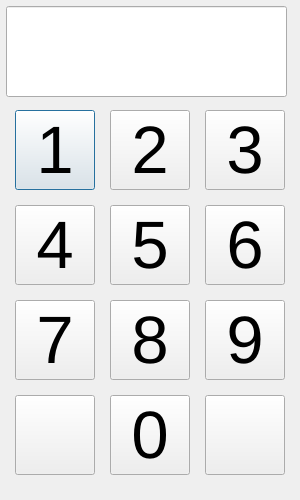
Above: gui/ui/password.ui from robotique-ecam/barbot-v2 before the change. Below: the same form after it.
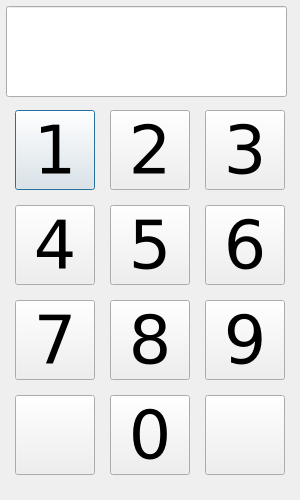
That is the form after the change. Icons and pictures are not drawn.

Commit message: Switched for Verdana instead

```diff
--- a/gui/ui/password.ui
+++ b/gui/ui/password.ui
@@ -22,6 +22,11 @@
     <height>500</height>
    </size>
   </property>
+  <property name="font">
+   <font>
+    <family>Verdana</family>
+   </font>
+  </property>
   <property name="windowTitle">
    <string>Dialog</string>
   </property>
@@ -36,6 +41,7 @@
    </property>
    <property name="font">
     <font>
+     <family>Verdana</family>
      <pointsize>50</pointsize>
     </font>
    </property>
@@ -57,6 +63,7 @@
    </property>
    <property name="font">
     <font>
+     <family>Verdana</family>
      <pointsize>50</pointsize>
     </font>
    </property>
@@ -78,6 +85,7 @@
    </property>
    <property name="font">
     <font>
+     <family>Verdana</family>
      <pointsize>50</pointsize>
     </font>
    </property>
@@ -99,6 +107,7 @@
    </property>
    <property name="font">
     <font>
+     <family>Verdana</family>
      <pointsize>50</pointsize>
     </font>
    </property>
@@ -120,6 +129,7 @@
    </property>
    <property name="font">
     <font>
+     <family>Verdana</family>
      <pointsize>50</pointsize>
     </font>
    </property>
@@ -141,6 +151,7 @@
    </property>
    <property name="font">
     <font>
+     <family>Verdana</family>
      <pointsize>50</pointsize>
     </font>
    </property>
@@ -162,6 +173,7 @@
    </property>
    <property name="font">
     <font>
+     <family>Verdana</family>
      <pointsize>50</pointsize>
     </font>
    </property>
@@ -183,6 +195,7 @@
    </property>
    <property name="font">
     <font>
+     <family>Verdana</family>
      <pointsize>50</pointsize>
     </font>
    </property>
@@ -204,6 +217,7 @@
    </property>
    <property name="font">
     <font>
+     <family>Verdana</family>
      <pointsize>50</pointsize>
     </font>
    </property>
@@ -280,6 +294,7 @@
    </property>
    <property name="font">
     <font>
+     <family>Verdana</family>
      <pointsize>50</pointsize>
     </font>
    </property>
```
Left out of the diff: 3 changed lines with no effect on the pictures. The commit also changes 1 other file.
